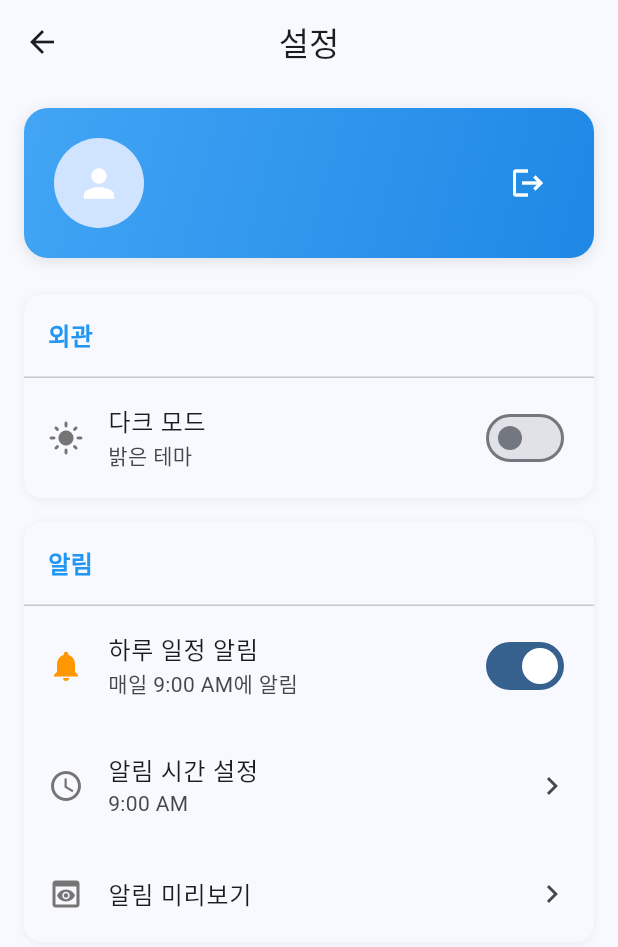
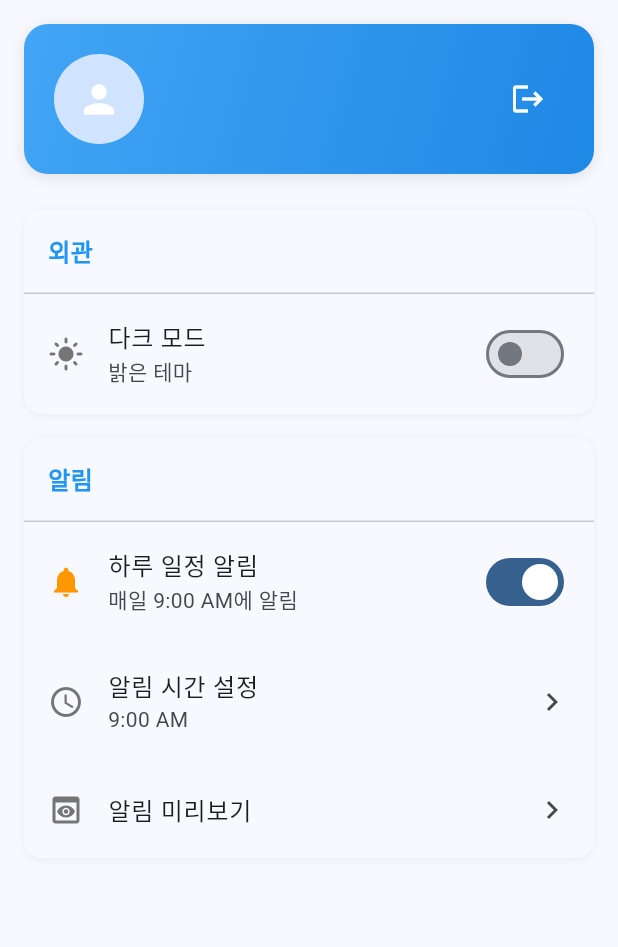
Before and after one commit to Shinkr283/AI_Calendar_Mobile, a Flutter app: the SettingsScreen screen opened directly, on a phone screen of 412 x 824 dp. Shown: the top 947 px of the screen. Run offline on Flutter 3.47's test engine with Material 3 defaults, Android fonts, the phone set to English and light mode, and no system bars; our stand-ins replace firebase_auth, firebase_core, flutter_chat_types, flutter_chat_ui, geocoding, geolocator and 6 more; missing offline and left inert: googleapis; accounts and stored records are empty; network calls fail.

Commit message:
0.2.32 update
헤더 텍스트 삭제
모든 스크린 색상 통일

```diff
--- a/lib/screens/settings_screen.dart
+++ b/lib/screens/settings_screen.dart
@@ -323,19 +323,12 @@ class _SettingsScreenState extends State<SettingsScreen> {
   @override
   Widget build(BuildContext context) {
     return Scaffold(
-      appBar: AppBar(
-        title: const Text('설정'),
-        elevation: 0,
-        backgroundColor: Theme.of(context).scaffoldBackgroundColor,
-        foregroundColor: Theme.of(context).textTheme.titleLarge?.color,
-      ),
-      body: SingleChildScrollView(
+      body: SafeArea(
+        child: SingleChildScrollView(
           child: Column(
             children: [
               // 사용자 정보 섹션
               _buildUserSection(),
-
-
 
               // 외관 섹션
               _buildSettingsSection(
@@ -450,10 +443,9 @@ class _SettingsScreenState extends State<SettingsScreen> {
                 ],
               ),
 
-
-
               const SizedBox(height: 20),
             ],
+          ),
         ),
       ),
     );
```
Also changed, not shown: lib/screens/calendar_screen.dart (+18 -5 lines), lib/screens/chat_screen.dart (+10 -7 lines). Lines whose indentation alone changed are shown as unchanged.
